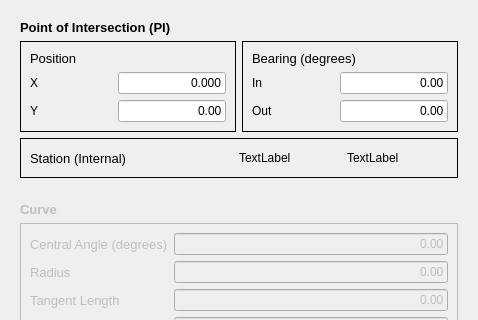
joelgraff/freecad.trails, file freecad/trails/resources/ui/edit_alignment_task.ui: the form before one commit; both pictures show x 0 to 478 and y 0 to 320 of the 478 by 684 pixel window.
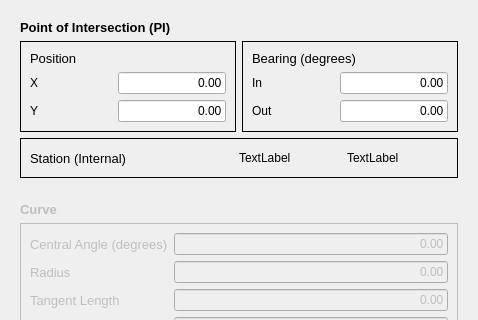
The form after the commit.

```diff
--- a/freecad/trails/resources/ui/edit_alignment_task.ui
+++ b/freecad/trails/resources/ui/edit_alignment_task.ui
@@ -110,7 +110,7 @@
                     <string/>
                    </property>
                    <property name="text">
-                    <string>0.000</string>
+                    <string>0.00</string>
                    </property>
                    <property name="alignment">
                     <set>Qt::AlignRight|Qt::AlignTrailing|Qt::AlignVCenter</set>
```
